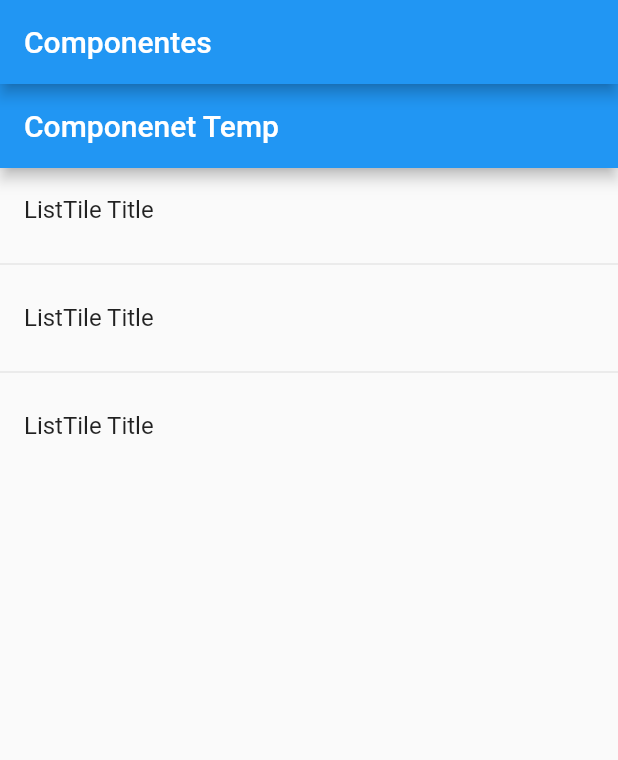
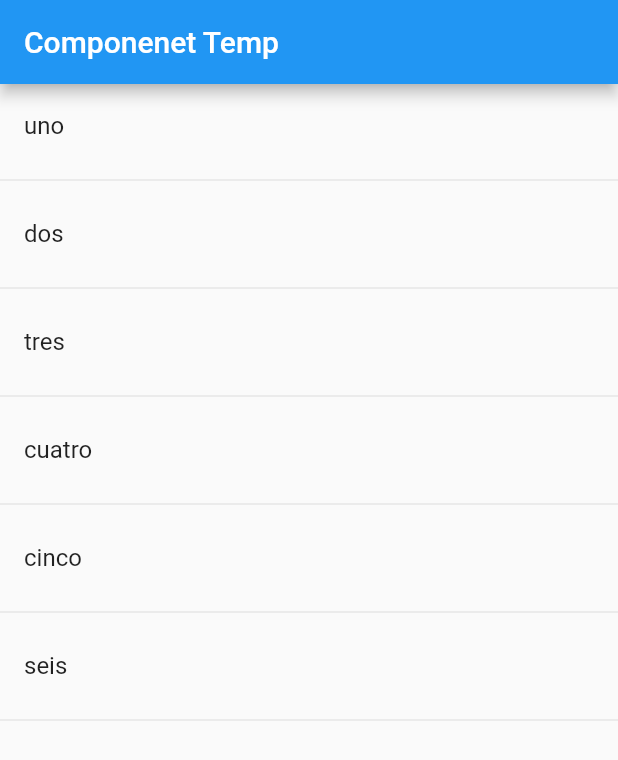
Before and after one commit to zesaru/flutter_components_u, a Flutter app: the screen it shows after launch, on a phone screen of 412 x 824 dp. Shown: the top 760 px of the screen. Run offline on Flutter 3.47's test engine with Material 2 defaults, Android fonts, the phone set to English and light mode, and no system bars.

Commit message:
ListVIew-for-..

```diff
--- a/lib/main.dart
+++ b/lib/main.dart
@@ -9,12 +9,7 @@ class MyApp extends StatelessWidget {
     return MaterialApp(
       title: 'Componentes APP',
       debugShowCheckedModeBanner: false,
-      home: Scaffold(
-        appBar: AppBar(
-          title: Text('Componentes'),
-        ),
-        body: HomePageTemp(),
-      ),
+      home: HomePageTemp(),
     );
   }
 }
--- a/lib/src/pages/home_temp.dart
+++ b/lib/src/pages/home_temp.dart
@@ -1,27 +1,29 @@
 import 'package:flutter/material.dart';
 
 class HomePageTemp extends StatelessWidget {
+  final opciones = ['uno', 'dos', 'tres', 'cuatro', 'cinco', 'seis'];
+
   @override
   Widget build(BuildContext context) {
     return Scaffold(
       appBar: AppBar(
         title: Text('Componenet Temp'),
       ),
-      body: ListView(
-        children: <Widget>[
-          ListTile(
-            title: Text('ListTile Title'),
-          ),
-          Divider(),
-          ListTile(
-            title: Text('ListTile Title'),
-          ),
-          Divider(),
-          ListTile(
-            title: Text('ListTile Title'),
-          ),
-        ],
-      ),
+      body: ListView(children: _crearItems()),
     );
   }
+
+  List<Widget> _crearItems() {
+    List<Widget> lista = List<Widget>();
+
+    for (String opt in opciones) {
+      final tempWidget = ListTile(
+        title: Text(opt),
+      );
+
+      lista..add(tempWidget)..add(Divider());
+    }
+
+    return lista;
+  }
 }
```
